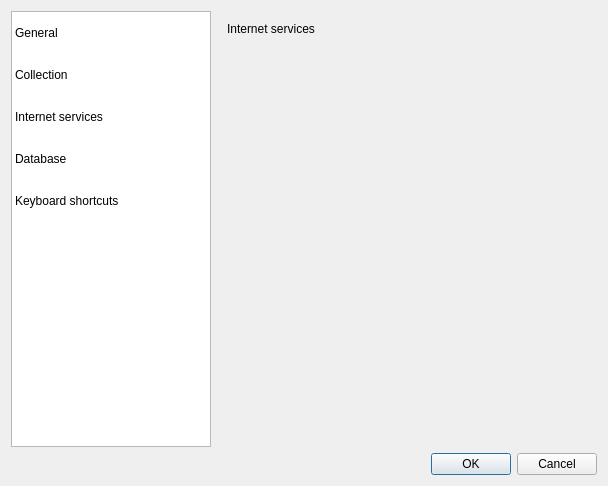
Before: the Qt Designer form src/settingsdialog.ui in sigsergv/ororok, drawn with Qt 5.
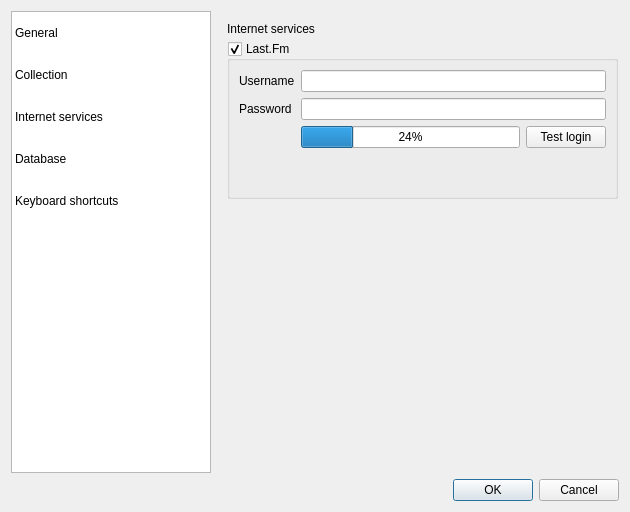
After: the same form once the commit is applied. The open tabs and pages were chosen to show the change. Icons and pictures are not drawn.

Commit message:
refactoring: class AlbumItemDelegate renamed to CollectionItemDelegate
rename : src/albumitemdelegate.cpp => src/collectionitemdelegate.cpp
rename : src/albumitemdelegate.h => src/collectionitemdelegate.h

Patch:
```diff
--- a/src/settingsdialog.ui
+++ b/src/settingsdialog.ui
@@ -6,8 +6,8 @@
    <rect>
     <x>0</x>
     <y>0</y>
-    <width>608</width>
-    <height>486</height>
+    <width>630</width>
+    <height>512</height>
    </rect>
   </property>
   <property name="minimumSize">
@@ -284,6 +284,84 @@
           <string>Internet services</string>
          </property>
         </widget>
+        <widget class="QGroupBox" name="lastfmGroupBox">
+         <property name="geometry">
+          <rect>
+           <x>10</x>
+           <y>30</y>
+           <width>391</width>
+           <height>158</height>
+          </rect>
+         </property>
+         <property name="title">
+          <string>Last.Fm</string>
+         </property>
+         <property name="flat">
+          <bool>false</bool>
+         </property>
+         <property name="checkable">
+          <bool>true</bool>
+         </property>
+         <layout class="QGridLayout" name="gridLayout">
+          <item row="0" column="0">
+           <widget class="QLabel" name="label_5">
+            <property name="text">
+             <string>Username</string>
+            </property>
+            <property name="buddy">
+             <cstring>lastfmUsernameLineEdit</cstring>
+            </property>
+           </widget>
+          </item>
+          <item row="0" column="1">
+           <widget class="QLineEdit" name="lastfmUsernameLineEdit"/>
+          </item>
+          <item row="1" column="0">
+           <widget class="QLabel" name="label_6">
+            <property name="text">
+             <string>Password</string>
+            </property>
+            <property name="buddy">
+             <cstring>lastfmPasswordLineEdit</cstring>
+            </property>
+           </widget>
+          </item>
+          <item row="1" column="1">
+           <widget class="QLineEdit" name="lastfmPasswordLineEdit"/>
+          </item>
+          <item row="3" column="1">
+           <spacer name="verticalSpacer">
+            <property name="orientation">
+             <enum>Qt::Vertical</enum>
+            </property>
+            <property name="sizeHint" stdset="0">
+             <size>
+              <width>20</width>
+              <height>40</height>
+             </size>
+            </property>
+           </spacer>
+          </item>
+          <item row="2" column="1">
+           <layout class="QHBoxLayout" name="horizontalLayout_3">
+            <item>
+             <widget class="QProgressBar" name="lastfmTestLoginProgressBar">
+              <property name="value">
+               <number>24</number>
+              </property>
+             </widget>
+            </item>
+            <item>
+             <widget class="QPushButton" name="lastfmTestAuthButton">
+              <property name="text">
+               <string>Test login</string>
+              </property>
+             </widget>
+            </item>
+           </layout>
+          </item>
+         </layout>
+        </widget>
        </widget>
        <widget class="QWidget" name="page_2">
         <widget class="QLabel" name="label_3">
```
Left out of the diff: 2 changed lines with no effect on the pictures. The commit also changes 8 other files.
